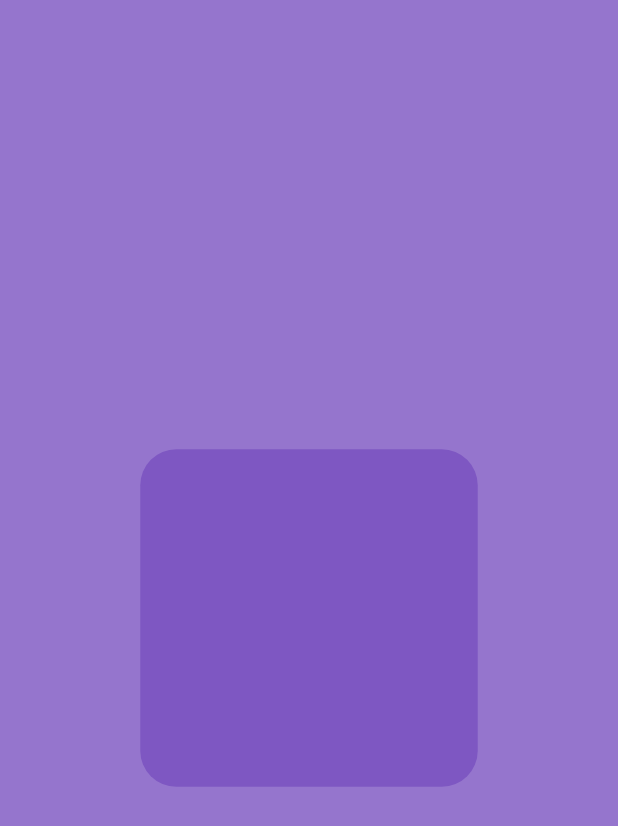
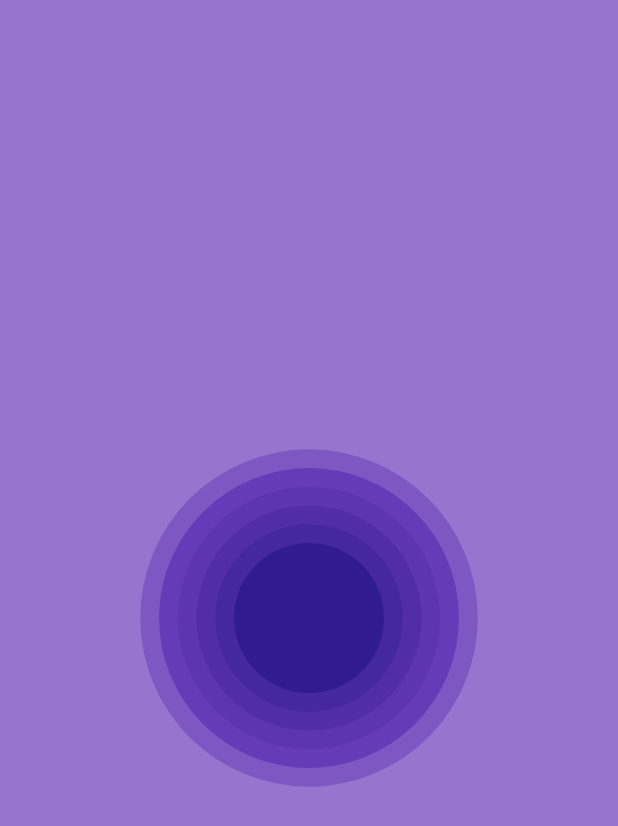
Before and after one commit to Sommos/flutter_animation, a Flutter app: the screen it shows after launch, on a phone screen of 412 x 824 dp. Shown: the top 826 px of the screen. Run offline on Flutter 3.47's test engine with Material 2 defaults, Android fonts, the phone set to English and light mode, and no system bars.

Commit message:
refactored buildTransformObject method

```diff
--- a/lib/pages/home_page.dart
+++ b/lib/pages/home_page.dart
@@ -56,10 +56,28 @@ class _HomePageState extends State<HomePage> with TickerProviderStateMixin {
   }
   @override
   Widget build(BuildContext context) {
+
+    // build function to build each object
+    buildTransformObject(value, width, height, color) {
+      return
+      Transform.rotate(
+        angle: _rotationAnimation.value + value,
+        child: Container(
+          width: width,
+          height: height,
+          decoration: BoxDecoration(
+            color: color,
+            borderRadius: BorderRadius.circular(_radiusAnimation.value),
+          ),
+        ),
+      );
+    }
+
     return Scaffold(
       backgroundColor: Colors.deepPurple[300],
       body: Center(
         child: Stack(
+          alignment: Alignment.center,
           children: [
             /*
             biggest object
@@ -67,14 +85,33 @@ class _HomePageState extends State<HomePage> with TickerProviderStateMixin {
             V
             smallest object
             */
-            Container(
-              width: 225,
-              height: 225,
-              decoration: BoxDecoration(
-                color: Colors.deepPurple[400],
-                borderRadius: BorderRadius.circular(24),
-              ),
-            ),
+
+            // first, biggest object
+            buildTransformObject(0.0, 225.0, 225.0, Colors.deepPurple[400]),
+
+            // second object
+            buildTransformObject(0.2, 200.0, 200.0, Colors.deepPurple[500]),
+
+            // third object
+            buildTransformObject(0.4, 175.0, 175.0, Colors.deepPurple[600]),
+
+            // fourth object
+            buildTransformObject(0.6, 150.0, 150.0, Colors.deepPurple[700]),
+
+            // fifth object
+            buildTransformObject(0.8, 125.0, 125.0, Colors.deepPurple[800]),
+
+            // sixth object
+            buildTransformObject(1.0, 100.0, 100.0, Colors.deepPurple[900]),
+
+            // seventh object
+            buildTransformObject(1.2, 75.0, 75.0, Colors.deepPurple[1000]),
+
+            // eighth object
+            buildTransformObject(1.4, 50.0, 50.0, Colors.deepPurple[1100]),
+
+            // last, smallest object
+            buildTransformObject(1.6, 25.0, 25.0, Colors.deepPurple[1200]),
           ],
         ),
       ),
```
